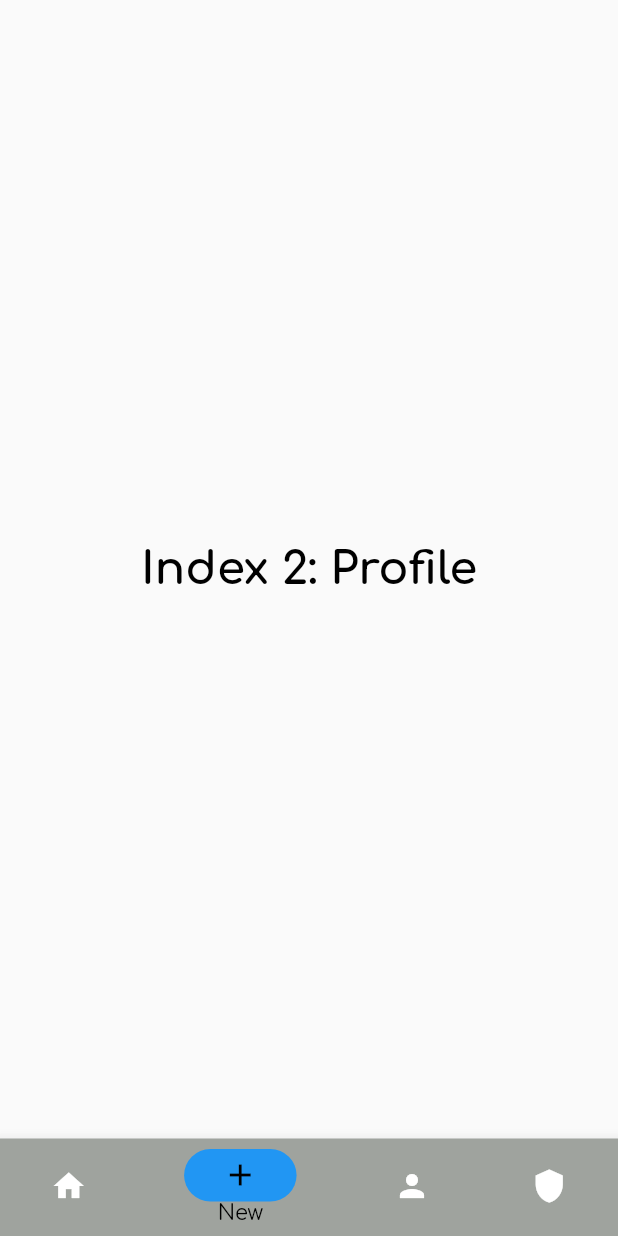
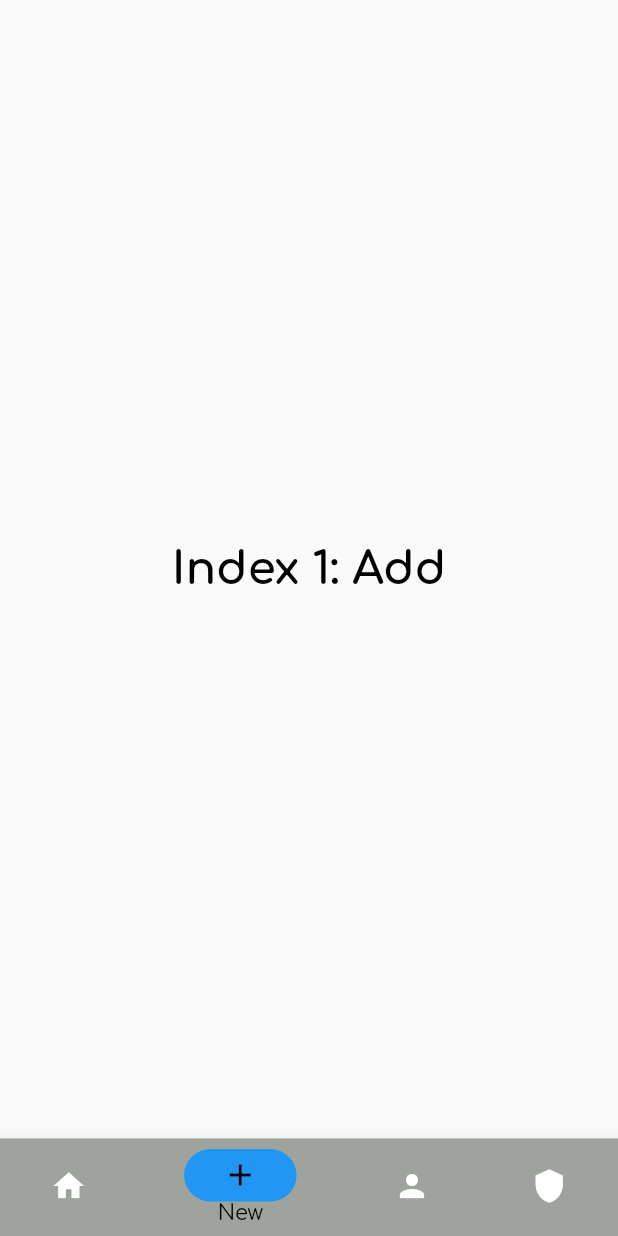
Before and after one commit to Guillaume-e/TegAuto, a Flutter app: the screen it shows after launch, item 2 of the bottom bar chosen, on a phone screen of 412 x 824 dp. Run offline on Flutter 3.47's test engine with Material 2 defaults, Android fonts, the phone set to English and light mode, and no system bars; our stand-ins replace flutter_bloc.

Commit message:
4 minor modifs for the merge

```diff
--- a/teg_auto/lib/admin_page.dart
+++ b/teg_auto/lib/admin_page.dart
@@ -2,7 +2,6 @@ import 'package:flutter/material.dart';
 import 'package:flutter_bloc/flutter_bloc.dart';
 import 'package:teg_auto/classes/itemcard.dart';
 import 'package:teg_auto/counter_bloc.dart';
-import 'package:teg_auto/widgets/homecard.dart';
 
 const List<ItemCard> data = [
     ItemCard(
@@ -13,6 +12,7 @@ const List<ItemCard> data = [
   km: "10",
   color: "Blue",
   state: "New",
+  details: '',
   ),
     ItemCard(
   image: "assets/images/1-manthey-911-gt3-rs-mr-2020-first-drive-hero-front.jpg",
@@ -22,6 +22,7 @@ const List<ItemCard> data = [
   km: "30K",
   color: "Green",
   state: "Used",
+  details: '',
   ),
     ItemCard(
   image: "assets/images/MANHART-Urus-800-Website-3.jpg",
@@ -31,6 +32,7 @@ const List<ItemCard> data = [
   km: "0",
   color: "Yellow",
   state: "New",
+  details: '',
   )
 ];
 
--- a/teg_auto/lib/card_page.dart
+++ b/teg_auto/lib/card_page.dart
@@ -49,6 +49,7 @@ class _CardPageState extends State<CardPage> {
                   height: size.height * 0.25,
                   width: size.width,
                   image: widget.data.image,
+                  radius: 0,
                 ),
                 Positioned(
                   top: size.height * 0.2,
--- a/teg_auto/lib/main.dart
+++ b/teg_auto/lib/main.dart
@@ -54,6 +54,10 @@ class _MyStatefulWidgetState extends State<MyStatefulWidget> {
   static const List<Widget> _widgetOptions = <Widget>[
     HomePage(title: "Home"),
     Text(
+      'Index 1: Add',
+      style: optionStyle,
+    ),
+        Text(
       'Index 2: Profile',
       style: optionStyle,
     ),
--- a/teg_auto/lib/widgets/homecard.dart
+++ b/teg_auto/lib/widgets/homecard.dart
@@ -34,6 +34,7 @@ class _HomeCardState extends State<HomeCard> {
                       height: 170,
                       width: 350,
                       image: widget.card.image,
+                      radius: 30,
                     ),
                     Positioned(
                       top: 140,
--- a/teg_auto/lib/widgets/imagehero.dart
+++ b/teg_auto/lib/widgets/imagehero.dart
@@ -1,13 +1,14 @@
 import 'package:flutter/material.dart';
 
 class ImageHero extends StatelessWidget {
-    const ImageHero({ Key? key, required this.tag, required this.onTap, required this.image, required this.height, required this.width,}) : super(key: key);
+    const ImageHero({ Key? key, required this.tag, required this.onTap, required this.image, required this.height, required this.width, required this.radius,}) : super(key: key);
 
   final String tag;
   final VoidCallback onTap;
   final String image;
   final double height;
   final double width;
+  final double radius;
 
 
   @override
@@ -21,7 +22,7 @@ class ImageHero extends StatelessWidget {
           splashColor: Colors.white10, // Splash color over image
           child:
             ClipRRect(
-              borderRadius: BorderRadius.circular(30),
+              borderRadius: BorderRadius.circular(radius),
               child: SizedBox(
                 height: height,
                 width: width,
```
